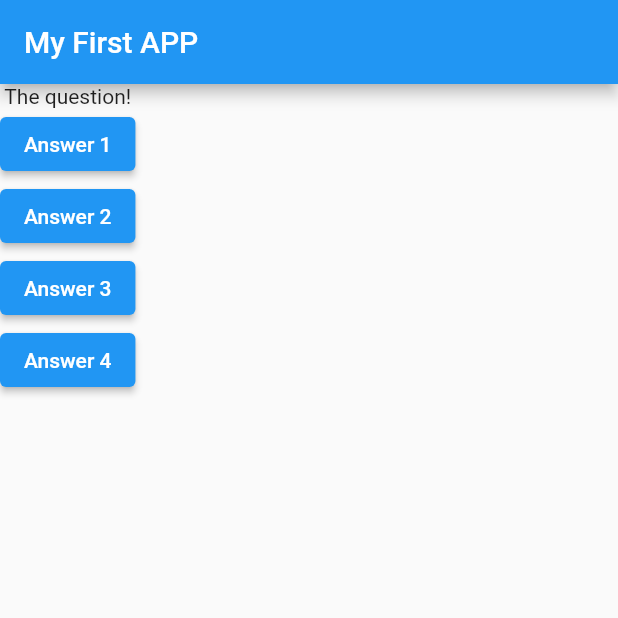
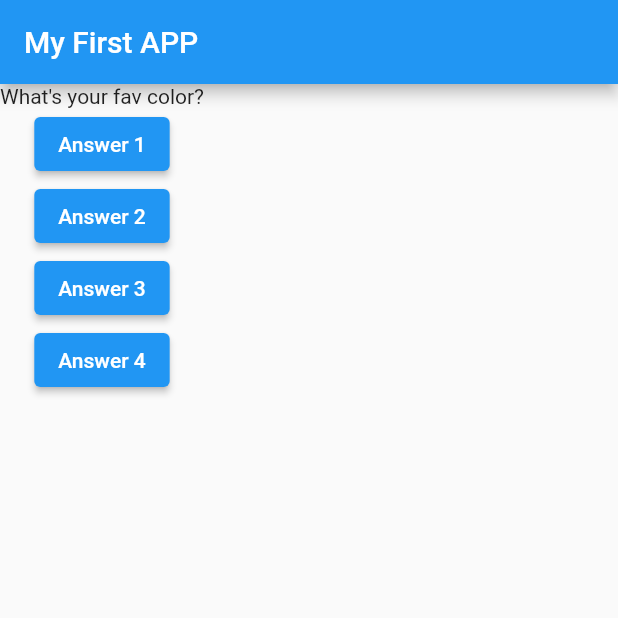
Before and after one commit to abhinav3254/Flutter-Application-01, a Flutter app: the screen it shows after launch, after a tap on "Answer 3", on a phone screen of 412 x 824 dp, the top half of it. Run offline on Flutter 3.47's test engine with Material 2 defaults, Android fonts, the phone set to English and light mode, and no system bars.

Commit message:
20 complete

```diff
--- a/lib/main.dart
+++ b/lib/main.dart
@@ -1,15 +1,18 @@
 import 'package:flutter/material.dart';
 
 void main() {
-  runApp(const MyApp());
+  runApp(MyApp());
 }
 
 class MyApp extends StatelessWidget {
+  int index = 0;
+
   void answerQuestion() {
-    print('Answer choosen');
+    index = index + 1;
+    print(index);
   }
 
-  const MyApp({super.key});
+  // const MyApp({super.key});
 
   @override
   Widget build(BuildContext context) {
@@ -21,9 +24,9 @@ class MyApp extends StatelessWidget {
         ),
         body: Column(
           children: [
-            Text('The question!'),
+            Text(questions[index]),
             ElevatedButton(
-              onPressed: () => print('object'),
+              onPressed: (answerQuestion),
               child: Text('Answer 1'),
             ),
             ElevatedButton(
```
